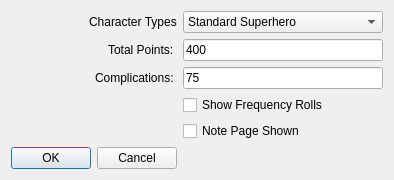
ldraconus/HSCCU, file optiondialog.ui: the form before one commit.
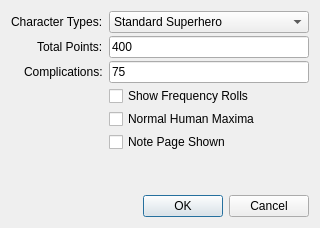
The form after the commit. Icons and pictures are not drawn.

Commit message: Bug fixes and Normal HUman Maxima added

Diff of the .ui file:
```diff
--- a/optiondialog.ui
+++ b/optiondialog.ui
@@ -6,8 +6,8 @@
    <rect>
     <x>0</x>
     <y>0</y>
-    <width>394</width>
-    <height>144</height>
+    <width>311</width>
+    <height>228</height>
    </rect>
   </property>
   <property name="windowTitle">
@@ -20,52 +20,76 @@
   <property name="modal">
    <bool>true</bool>
   </property>
+  <layout class="QVBoxLayout" name="verticalLayout">
+   <item>
+    <widget class="QFrame" name="frame">
+     <property name="frameShape">
+      <enum>QFrame::NoFrame</enum>
+     </property>
+     <property name="frameShadow">
+      <enum>QFrame::Plain</enum>
+     </property>
   <layout class="QFormLayout" name="formLayout">
-   <property name="fieldGrowthPolicy">
-    <enum>QFormLayout::ExpandingFieldsGrow</enum>
-   </property>
    <property name="labelAlignment">
     <set>Qt::AlignRight|Qt::AlignTrailing|Qt::AlignVCenter</set>
    </property>
-   <item row="2" column="0">
-    <widget class="QLabel" name="label">
-     <property name="text">
-      <string>Total Points: </string>
-     </property>
-    </widget>
-   </item>
-   <item row="2" column="1">
-    <widget class="QLineEdit" name="totalPointsLineEdit">
+      <property name="formAlignment">
+       <set>Qt::AlignLeading|Qt::AlignLeft|Qt::AlignVCenter</set>
+      </property>
+      <property name="horizontalSpacing">
+       <number>3</number>
+      </property>
+      <property name="verticalSpacing">
+       <number>3</number>
+      </property>
+      <property name="leftMargin">
+       <number>0</number>
+      </property>
+      <property name="topMargin">
+       <number>0</number>
+      </property>
+      <property name="rightMargin">
+       <number>0</number>
+      </property>
+      <property name="bottomMargin">
+       <number>0</number>
+      </property>
+      <item row="7" column="1">
+       <widget class="QCheckBox" name="normalHumanMaxima">
      <property name="text">
-      <string>400</string>
+         <string>Normal Human Maxima</string>
      </property>
     </widget>
    </item>
-   <item row="3" column="0">
-    <widget class="QLabel" name="label_2">
+      <item row="8" column="1">
+       <widget class="QCheckBox" name="notePageShown">
      <property name="text">
-      <string>Complications: </string>
+         <string>Note Page Shown</string>
      </property>
     </widget>
    </item>
-   <item row="3" column="1">
+      <item row="5" column="1">
     <widget class="QLineEdit" name="complicationsLineEdit">
      <property name="text">
       <string>75</string>
      </property>
     </widget>
    </item>
-   <item row="6" column="0">
-    <widget class="QDialogButtonBox" name="buttonBox">
-     <property name="orientation">
-      <enum>Qt::Horizontal</enum>
-     </property>
-     <property name="standardButtons">
-      <set>QDialogButtonBox::Cancel|QDialogButtonBox::Ok</set>
+      <item row="6" column="1">
+       <widget class="QCheckBox" name="showFrequencyRolls">
+        <property name="text">
+         <string>Show Frequency Rolls</string>
+        </property>
+       </widget>
+      </item>
+      <item row="3" column="0">
+       <widget class="QLabel" name="label_3">
+        <property name="text">
+         <string>Character Types: </string>
      </property>
     </widget>
    </item>
-   <item row="1" column="1">
+      <item row="3" column="1">
     <widget class="QComboBox" name="comboBox">
      <property name="sizePolicy">
       <sizepolicy hsizetype="Maximum" vsizetype="Fixed">
@@ -159,24 +183,50 @@
      </item>
     </widget>
    </item>
-   <item row="1" column="0">
-    <widget class="QLabel" name="label_3">
+      <item row="5" column="0">
+       <widget class="QLabel" name="label_2">
      <property name="text">
-      <string>Character Types</string>
+         <string>Complications: </string>
      </property>
     </widget>
    </item>
    <item row="4" column="1">
-    <widget class="QCheckBox" name="showFrequencyRolls">
+       <widget class="QLineEdit" name="totalPointsLineEdit">
      <property name="text">
-      <string>Show Frequency Rolls</string>
+         <string>400</string>
      </property>
     </widget>
    </item>
-   <item row="5" column="1">
-    <widget class="QCheckBox" name="notePageShown">
+      <item row="4" column="0">
+       <widget class="QLabel" name="label">
      <property name="text">
-      <string>Note Page Shown</string>
+         <string>Total Points: </string>
+        </property>
+       </widget>
+      </item>
+     </layout>
+    </widget>
+   </item>
+   <item>
+    <spacer name="verticalSpacer">
+     <property name="orientation">
+      <enum>Qt::Vertical</enum>
+     </property>
+     <property name="sizeHint" stdset="0">
+      <size>
+       <width>20</width>
+       <height>40</height>
+      </size>
+     </property>
+    </spacer>
+   </item>
+   <item>
+    <widget class="QDialogButtonBox" name="buttonBox">
+     <property name="orientation">
+      <enum>Qt::Horizontal</enum>
+     </property>
+     <property name="standardButtons">
+      <set>QDialogButtonBox::Cancel|QDialogButtonBox::Ok</set>
      </property>
     </widget>
    </item>
```
Lines whose indentation alone changed are shown as unchanged. The commit also changes 24 other files.
